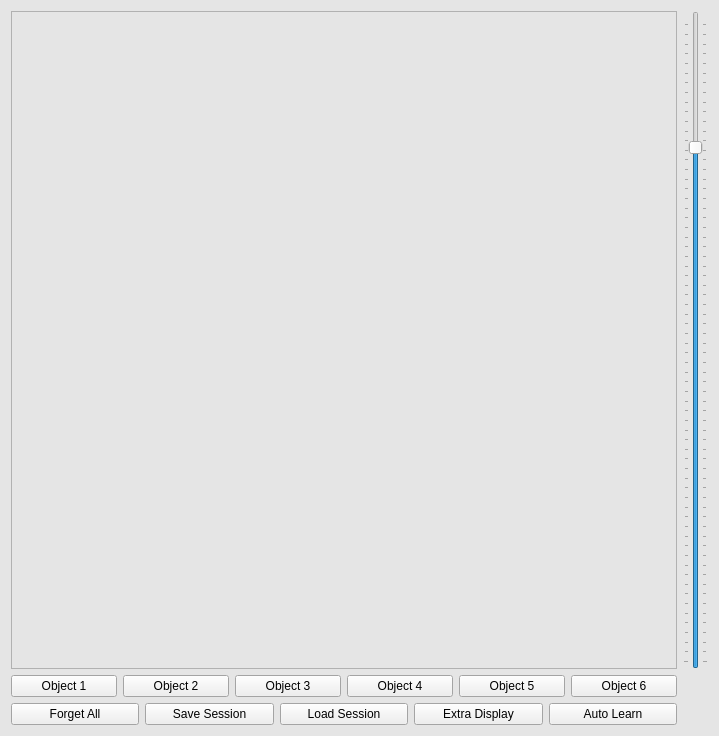
This is g.ui in SalemAmeen/online-learner as Qt 5 draws it before an edit. The edited form follows.
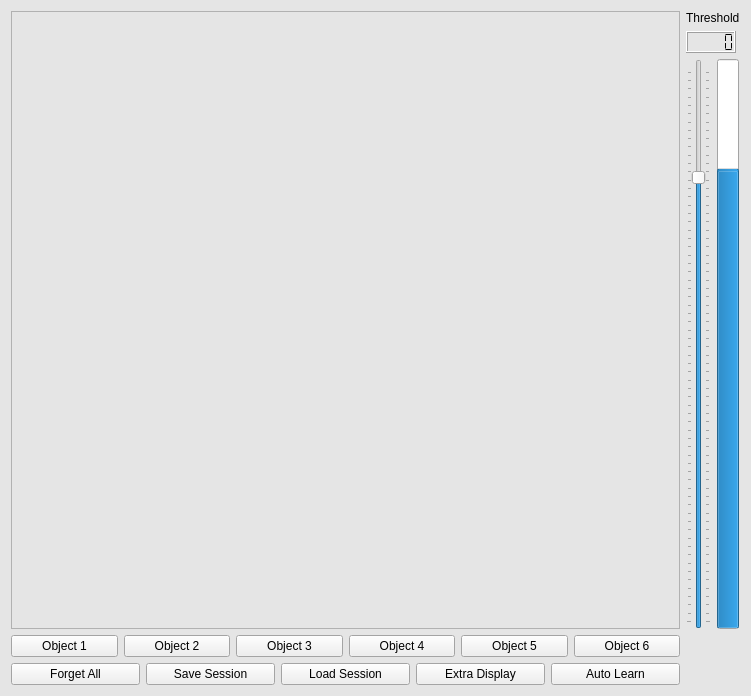
This is the edited form. Icons and pictures are not drawn.

Commit message: add display for threshold and maximum of probability map

Diff of the .ui file:
```diff
--- a/g.ui
+++ b/g.ui
@@ -6,8 +6,8 @@
    <rect>
     <x>0</x>
     <y>0</y>
-    <width>719</width>
-    <height>736</height>
+    <width>751</width>
+    <height>696</height>
    </rect>
   </property>
   <property name="palette">
@@ -134,48 +134,6 @@
      </property>
     </widget>
    </item>
-   <item row="1" column="1">
-    <layout class="QVBoxLayout" name="verticalLayout">
-     <item>
-      <layout class="QHBoxLayout" name="horizontalLayout_2">
-       <item>
-        <widget class="QSlider" name="verticalSlider">
-         <property name="maximumSize">
-          <size>
-           <width>16777215</width>
-           <height>16777215</height>
-          </size>
-         </property>
-         <property name="minimum">
-          <number>0</number>
-         </property>
-         <property name="maximum">
-          <number>1000</number>
-         </property>
-         <property name="pageStep">
-          <number>5</number>
-         </property>
-         <property name="value">
-          <number>800</number>
-         </property>
-         <property name="orientation">
-          <enum>Qt::Vertical</enum>
-         </property>
-         <property name="invertedAppearance">
-          <bool>false</bool>
-         </property>
-         <property name="tickPosition">
-          <enum>QSlider::TicksBothSides</enum>
-         </property>
-         <property name="tickInterval">
-          <number>15</number>
-         </property>
-        </widget>
-       </item>
-      </layout>
-     </item>
-    </layout>
-   </item>
    <item row="10" column="0">
     <layout class="QHBoxLayout" name="horizontalLayout">
      <item>
@@ -295,6 +253,88 @@
      </property>
     </widget>
    </item>
+   <item row="1" column="1">
+    <layout class="QVBoxLayout" name="verticalLayout_2">
+     <item>
+      <widget class="QLabel" name="label">
+       <property name="text">
+        <string>Threshold</string>
+       </property>
+      </widget>
+     </item>
+     <item>
+      <widget class="QLCDNumber" name="lcdNumber">
+       <property name="maximumSize">
+        <size>
+         <width>50</width>
+         <height>22</height>
+        </size>
+       </property>
+       <property name="segmentStyle">
+        <enum>QLCDNumber::Flat</enum>
+       </property>
+      </widget>
+     </item>
+     <item>
+      <layout class="QVBoxLayout" name="verticalLayout">
+       <item>
+        <layout class="QHBoxLayout" name="horizontalLayout_2">
+         <item>
+          <widget class="QSlider" name="verticalSlider">
+           <property name="maximumSize">
+            <size>
+             <width>16777215</width>
+             <height>16777215</height>
+            </size>
+           </property>
+           <property name="minimum">
+            <number>0</number>
+           </property>
+           <property name="maximum">
+            <number>1000</number>
+           </property>
+           <property name="pageStep">
+            <number>5</number>
+           </property>
+           <property name="value">
+            <number>800</number>
+           </property>
+           <property name="orientation">
+            <enum>Qt::Vertical</enum>
+           </property>
+           <property name="invertedAppearance">
+            <bool>false</bool>
+           </property>
+           <property name="tickPosition">
+            <enum>QSlider::TicksBothSides</enum>
+           </property>
+           <property name="tickInterval">
+            <number>15</number>
+           </property>
+          </widget>
+         </item>
+         <item>
+          <widget class="QProgressBar" name="progressBar">
+           <property name="focusPolicy">
+            <enum>Qt::NoFocus</enum>
+           </property>
+           <property name="maximum">
+            <number>1000</number>
+           </property>
+           <property name="value">
+            <number>800</number>
+           </property>
+           <property name="orientation">
+            <enum>Qt::Vertical</enum>
+           </property>
+          </widget>
+         </item>
+        </layout>
+       </item>
+      </layout>
+     </item>
+    </layout>
+   </item>
   </layout>
  </widget>
  <resources/>
```
